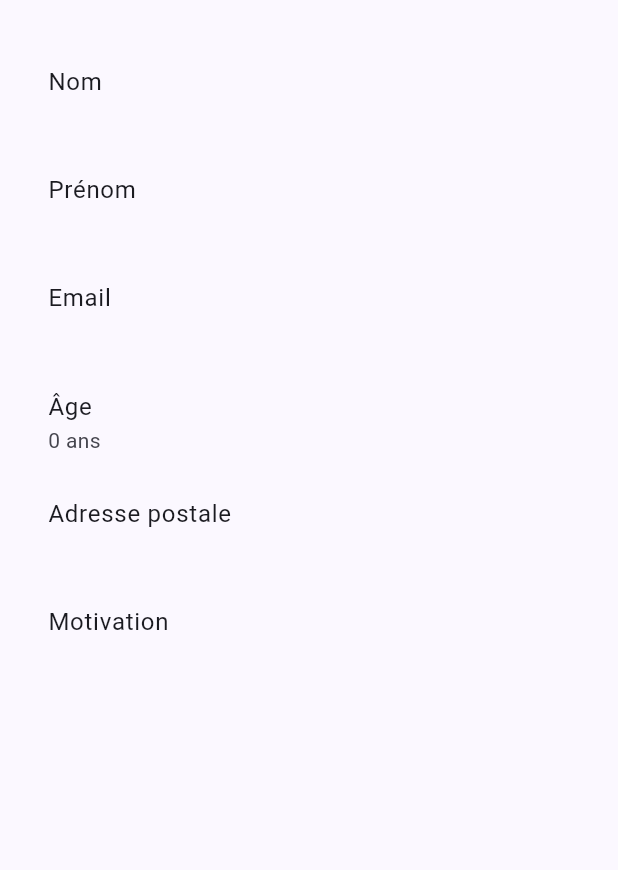
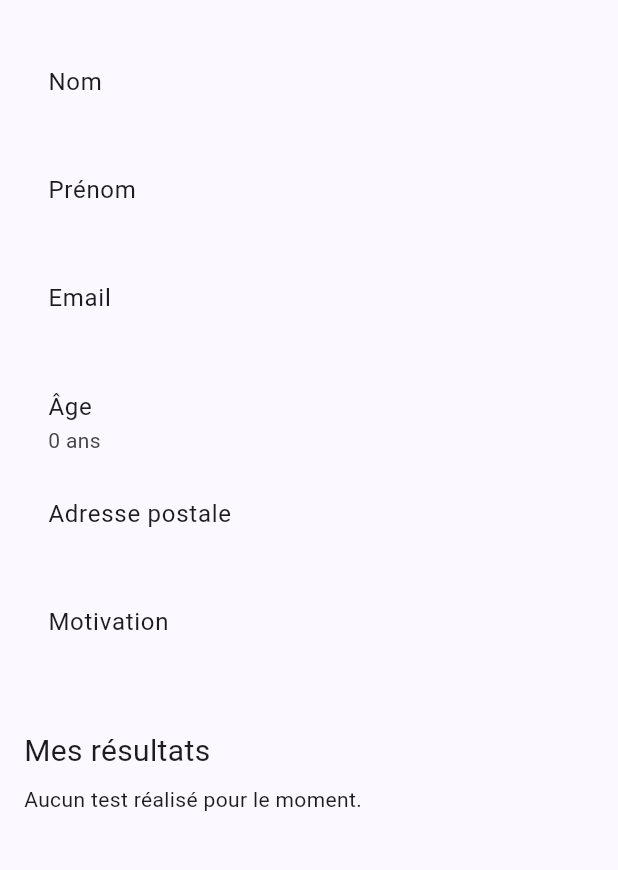
Before and after one commit to samgr78/flutter-quizz, a Flutter app: the HomePage screen opened directly with empty values, after a tap on "Profil", on a phone screen of 412 x 824 dp, the part 63-933 px from its top. Run offline on Flutter 3.47's test engine with Material 3 defaults, Android fonts, the phone set to English and light mode, and no system bars; our stand-ins replace shared_preferences; accounts and stored records are empty.

Commit message:
ADD : Add score in profile page

```diff
--- a/lib/screens/home_page.dart
+++ b/lib/screens/home_page.dart
@@ -72,7 +72,10 @@ class _HomePageState extends State<HomePage> {
     Navigator.push(
       context,
       MaterialPageRoute(
-        builder: (context) => ProfilePage(candidate: widget.candidate),
+        builder: (context) => ProfilePage(
+          candidate: widget.candidate,
+          results: _results,
+        ),
       ),
     );
   }
--- a/lib/screens/profile_page.dart
+++ b/lib/screens/profile_page.dart
@@ -1,11 +1,17 @@
 import 'package:flutter/material.dart';
 
 import '../models/candidate.dart';
+import '../models/test_result.dart';
 
 class ProfilePage extends StatelessWidget {
   final Candidate candidate;
+  final List<TestResult> results;
 
-  const ProfilePage({super.key, required this.candidate});
+  const ProfilePage({
+    super.key,
+    required this.candidate,
+    required this.results,
+  });
 
   Widget _info(String label, String value) {
     return ListTile(title: Text(label), subtitle: Text(value));
@@ -24,6 +30,22 @@ class ProfilePage extends StatelessWidget {
           _info('Âge', '${candidate.age} ans'),
           _info('Adresse postale', candidate.address),
           _info('Motivation', candidate.motivation),
+          const SizedBox(height: 24),
+          const Text('Mes résultats', style: TextStyle(fontSize: 20)),
+          const SizedBox(height: 8),
+          if (results.isEmpty)
+            const Text('Aucun test réalisé pour le moment.')
+          else
+            for (final result in results)
+              Card(
+                child: ListTile(
+                  title: Text(result.category),
+                  trailing: Text(
+                    '${result.score} / ${result.total}',
+                    style: const TextStyle(fontSize: 16),
+                  ),
+                ),
+              ),
         ],
       ),
     );
```
